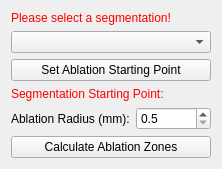
This is Plugins/org.mitk.gui.qt.ablationplanning/src/internal/QmitkAblationPlanningViewControls.ui in alaansheikhani/MITK as Qt 5 draws it before an edit. The edited form follows.
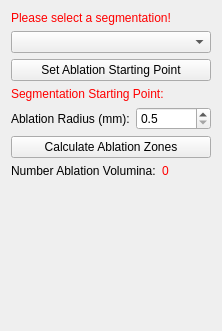
This is the edited form. Icons and pictures are not drawn. Custom widgets are drawn as their Qt base class.

Commit message: Added label for displaying number of ablation volumes.

The edit to the form file:
```diff
--- a/Plugins/org.mitk.gui.qt.ablationplanning/src/internal/QmitkAblationPlanningViewControls.ui
+++ b/Plugins/org.mitk.gui.qt.ablationplanning/src/internal/QmitkAblationPlanningViewControls.ui
@@ -7,7 +7,7 @@
     <x>0</x>
     <y>0</y>
     <width>222</width>
-    <height>161</height>
+    <height>331</height>
    </rect>
   </property>
   <property name="minimumSize">
@@ -101,6 +101,30 @@
      </property>
     </widget>
    </item>
+   <item>
+    <layout class="QFormLayout" name="formLayout">
+     <property name="topMargin">
+      <number>0</number>
+     </property>
+     <item row="0" column="0">
+      <widget class="QLabel" name="ablationVoluminaLabel">
+       <property name="text">
+        <string>Number Ablation Volumina:</string>
+       </property>
+      </widget>
+     </item>
+     <item row="0" column="1">
+      <widget class="QLabel" name="numberAblationVoluminaLabel">
+       <property name="styleSheet">
+        <string notr="true">QLabel { color: rgb(255, 0, 0) }</string>
+       </property>
+       <property name="text">
+        <string>0</string>
+       </property>
+      </widget>
+     </item>
+    </layout>
+   </item>
    <item>
     <spacer name="spacer1">
      <property name="orientation">
```
The commit also changes 1 other file.
